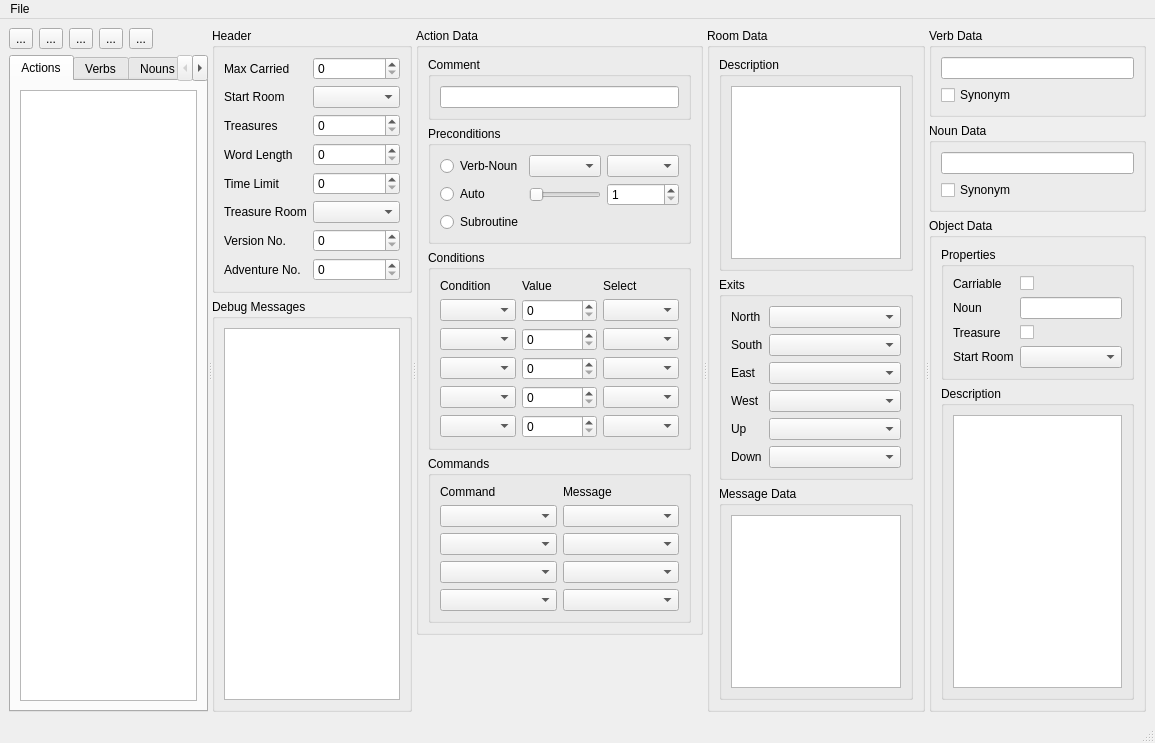
Qt form design.ui (pdxiv/adventshark) before a commit.
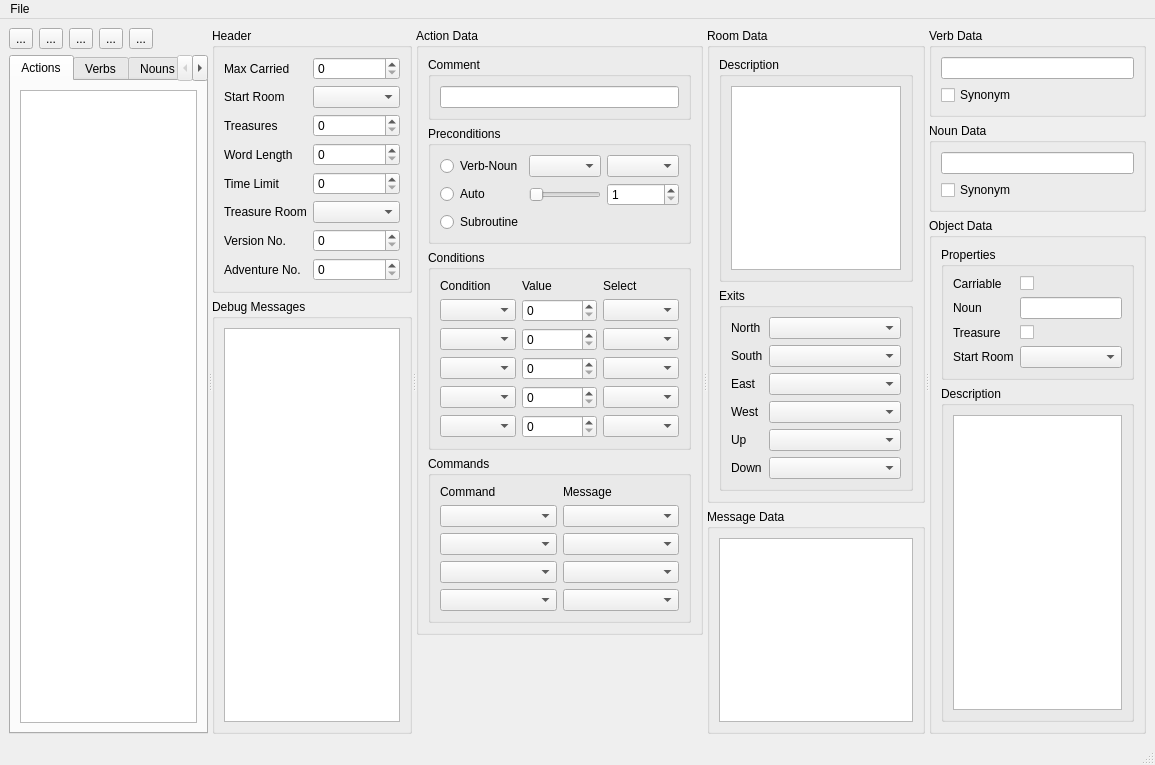
The same form after that commit. Icons and pictures are not drawn.

Commit message: move mistakenly placed message item groupbox outside of room item groupbox

What changed in the file:
```diff
--- a/design.ui
+++ b/design.ui
@@ -7,7 +7,7 @@
     <x>0</x>
     <y>0</y>
     <width>1155</width>
-    <height>743</height>
+    <height>765</height>
    </rect>
   </property>
   <property name="sizePolicy">
@@ -30,7 +30,7 @@
       <property name="orientation">
        <enum>Qt::Horizontal</enum>
       </property>
-      <widget class="QWidget" name="">
+      <widget class="QWidget" name="layoutWidget">
        <layout class="QVBoxLayout" name="verticalLayout_2">
         <item>
          <layout class="QHBoxLayout" name="horizontalLayout_10">
@@ -203,7 +203,7 @@
         </item>
        </layout>
       </widget>
-      <widget class="QWidget" name="">
+      <widget class="QWidget" name="layoutWidget">
        <layout class="QVBoxLayout" name="verticalLayout_15">
         <item>
          <widget class="QGroupBox" name="groupBox_general">
@@ -336,7 +336,7 @@
         </item>
        </layout>
       </widget>
-      <widget class="QWidget" name="">
+      <widget class="QWidget" name="layoutWidget">
        <layout class="QVBoxLayout" name="verticalLayout_13">
         <item>
          <widget class="QGroupBox" name="groupBox_action">
@@ -601,10 +601,13 @@
         </item>
        </layout>
       </widget>
-      <widget class="QWidget" name="">
+      <widget class="QWidget" name="layoutWidget">
        <layout class="QVBoxLayout" name="verticalLayout_8">
         <item>
          <widget class="QGroupBox" name="groupBox_room">
+          <property name="enabled">
+           <bool>true</bool>
+          </property>
           <property name="title">
            <string>Room Data</string>
           </property>
@@ -623,6 +626,9 @@
            </item>
            <item>
             <widget class="QGroupBox" name="groupBox_19">
+             <property name="enabled">
+              <bool>true</bool>
+             </property>
              <property name="title">
               <string>Exits</string>
              </property>
@@ -694,6 +700,9 @@
              </layout>
             </widget>
            </item>
+          </layout>
+         </widget>
+        </item>
            <item>
             <widget class="QGroupBox" name="groupBox_message">
              <property name="title">
@@ -708,10 +717,7 @@
            </item>
           </layout>
          </widget>
-        </item>
-       </layout>
-      </widget>
-      <widget class="QWidget" name="">
+      <widget class="QWidget" name="layoutWidget">
        <layout class="QVBoxLayout" name="verticalLayout_10">
         <item>
          <widget class="QGroupBox" name="groupBox_verb">
@@ -845,7 +851,7 @@
      <x>0</x>
      <y>0</y>
      <width>1155</width>
-     <height>22</height>
+     <height>23</height>
     </rect>
    </property>
    <widget class="QMenu" name="menuFile">
```
Lines whose indentation alone changed are shown as unchanged.
